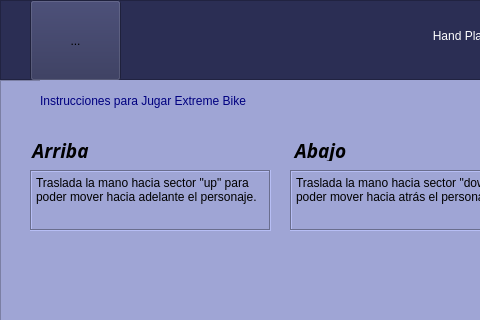
Above: GUI/IBike.ui from Rainherz/Hand-Play before the change; both pictures show x 0 to 480 and y 0 to 320 of the 875 by 717 pixel window. Below: the same form after it.
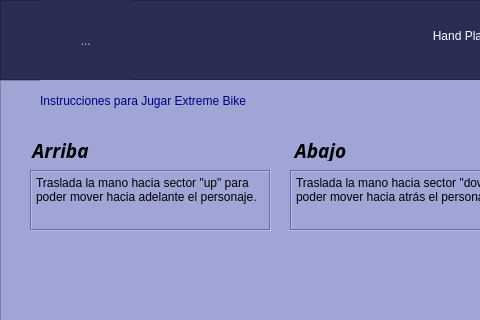
That is the form after the change. Icons and pictures are not drawn.

Diff of the .ui file:
```diff
--- a/GUI/IBike.ui
+++ b/GUI/IBike.ui
@@ -55,11 +55,11 @@
     </widget>
     <widget class="QToolButton" name="toolButton">
      <property name="enabled">
-      <bool>true</bool>
+      <bool>false</bool>
      </property>
      <property name="geometry">
       <rect>
-       <x>30</x>
+       <x>40</x>
        <y>0</y>
        <width>91</width>
        <height>81</height>
@@ -87,6 +87,9 @@
        <height>160</height>
       </size>
      </property>
+     <property name="autoRaise">
+      <bool>true</bool>
+     </property>
     </widget>
    </widget>
    <widget class="QFrame" name="Videojuegos">
```
